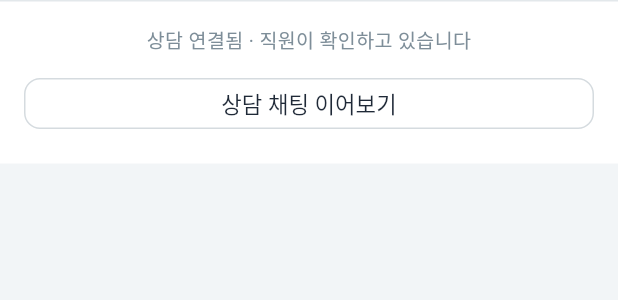
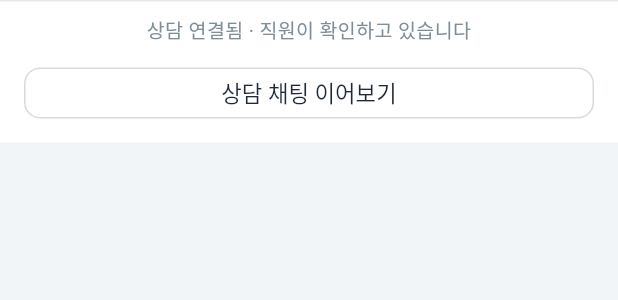
Before and after one commit to davidkjk/assignment2-hospital, a Flutter app: the DetailButtonBar widget shown alone on an empty page, opened directly with empty values, on a phone screen of 412 x 824 dp. Shown: the top 300 px of the screen. Run offline on Flutter 3.47's test engine with Material 3 defaults, Android fonts, the phone set to English and light mode, and no system bars; our stand-ins replace connectivity_plus, firebase_messaging, flutter_riverpod, flutter_secure_storage, go_router, qr_flutter and 1 more; missing offline and left inert: screen_brightness; accounts and stored records are empty; network calls fail; Roboto replaces fonts that are missing (Pretendard).

Commit message:
fix(patient/appt): 상세 하단 [변경][취소] 바 탭영역 7px 보정 (세션12)
데모 ApptDetail footer는 p-4(상하 16) + base(h-8) 버튼인데, Flutter는 base 버튼
레이아웃이 탭영역(48)만큼 부풀어 상하 각 7px 초과 → 데모와 어긋났다. DetailButtonBar
여백에서 변형별 tapPad만큼 뺀다(base 변형=7 / cta[새로 예약하기]·텍스트 안내=0).
why_step·questionnaire_wizard와 같은 규약을 남은 고정 하단 바에 마저 적용.

골든 appt-confirmed·appt-pending 재생성·눈대조. 예약 상세 테스트 88 통과.

Co-Authored-By: Claude Opus 4.8 (1M context) <noreply@anthropic.com>
Claude-Session: https://claude.ai/code/session_01L6tiALZsGHVqzu5zNFz26A

```diff
--- a/patient_app/lib/features/appointment/detail_sections.dart
+++ b/patient_app/lib/features/appointment/detail_sections.dart
@@ -389,14 +389,31 @@ class DetailButtonBar extends ConsumerWidget {
   Widget build(BuildContext context, WidgetRef ref) {
     final id = d.view.id;
     final bar = _buildInner(context, ref, id);
+    // 데모 footer는 p-4(상하 16) + base(h-8) 버튼. Flutter는 base 버튼 레이아웃이 탭영역(48)만큼
+    // 부풀어 상하 각 7px 초과 → 데모와 어긋난다. base 변형에선 여백에서 tapPad만큼 뺀다
+    // (cta[새로 예약하기]·텍스트 안내 변형은 tapPad 0이라 그대로 16).
+    final v = 16 - _barTapPad();
     return Container(
       decoration: const BoxDecoration(
         color: Colors.white,
         border: Border(top: BorderSide(color: Color(0xFFE3E8EB))),
       ),
-      padding: const EdgeInsets.all(16),
+      padding: EdgeInsets.fromLTRB(16, v, 16, v),
       child: SafeArea(top: false, child: bar),
     );
+  }
+
+  // _buildInner이 그리는 변형의 버튼 높이에 맞춘 탭영역 보정량. 상태 분류는 _buildInner과 같은 순서.
+  double _barTapPad() {
+    // 접수 이후(도착·진료대기·진료중)는 텍스트 안내뿐 — 버튼이 없어 보정하지 않는다.
+    if (state == AppointmentCardState.arrived ||
+        state == AppointmentCardState.wait ||
+        state == AppointmentCardState.inTreatment) {
+      return 0;
+    }
+    // 완료·취소 = [새로 예약하기] cta(h-12) → tapPad 0. 그 밖(변경/취소·시간지남·상담연결됨·오프라인)은 base.
+    if (isFinishedCard(state)) return AppButtonSize.tapPad(AppTokens.buttonCtaHeight);
+    return AppButtonSize.tapPad(AppTokens.buttonBaseHeight);
   }
 
   Widget _buildInner(BuildContext context, WidgetRef ref, String id) {
```
Also changed, not shown: 2 other files.
